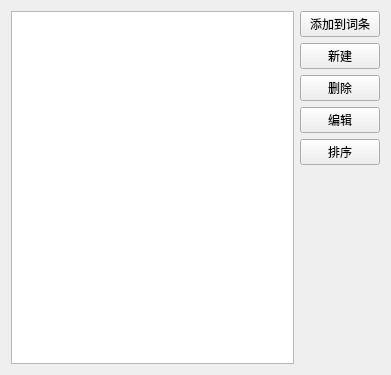
Before: the Qt Designer form Srcs/TagManager/tag_manager.ui in NuclearCannon/knowledge_manager, drawn with Qt 5.
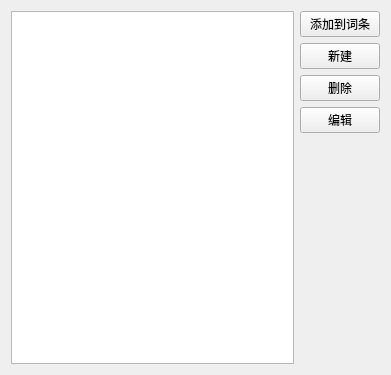
After: the same form once the commit is applied.

Commit message: 删除 搜索库，删除标签管理中的“排序”，修复编辑标签的颜色没有效果的bug

Diff of the .ui file:
```diff
--- a/Srcs/TagManager/tag_manager.ui
+++ b/Srcs/TagManager/tag_manager.ui
@@ -62,13 +62,6 @@
        </property>
       </widget>
      </item>
-     <item>
-      <widget class="QPushButton" name="sort_tag_button">
-       <property name="text">
-        <string>排序</string>
-       </property>
-      </widget>
-     </item>
      <item>
       <spacer name="verticalSpacer">
        <property name="orientation">
```
The commit also changes 12 other files.
